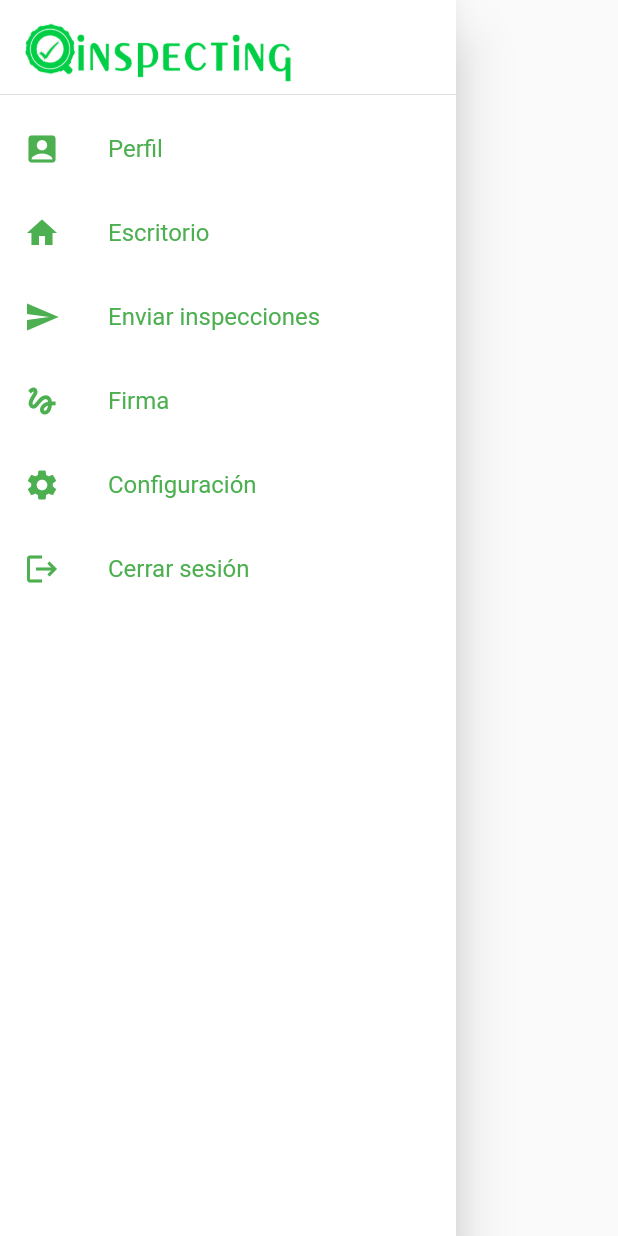
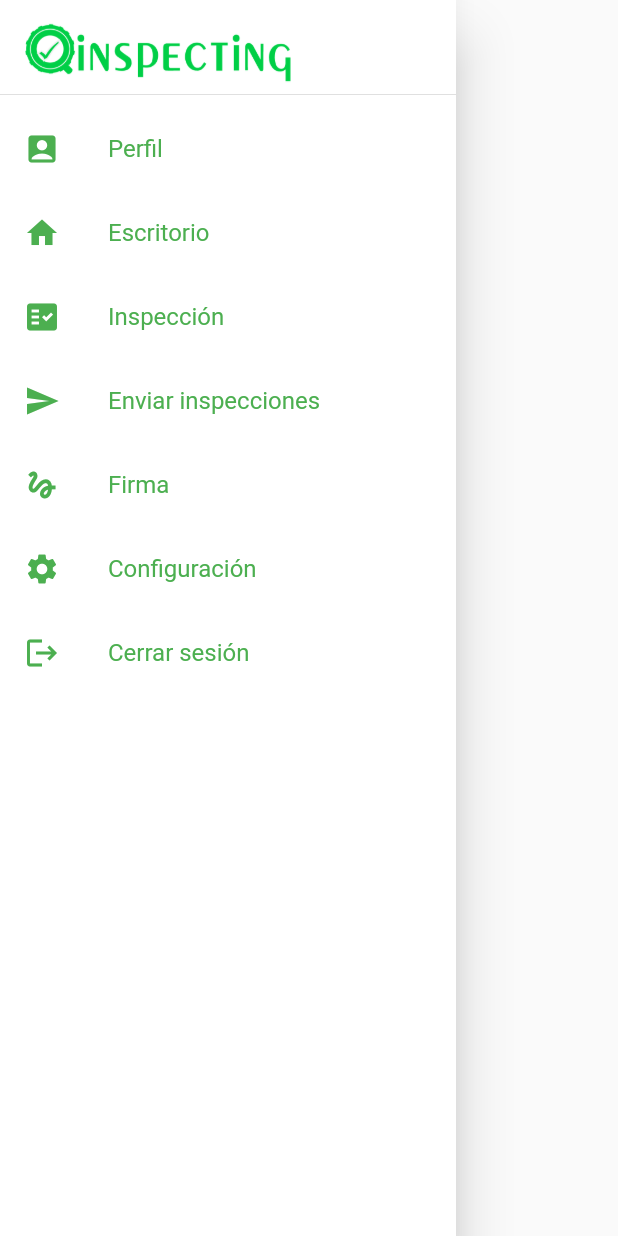
Before and after one commit to eadelson9602/app_qinspecting, a Flutter app: the CustomDrawer widget shown alone on an empty page, opened directly, on a phone screen of 412 x 824 dp. Run offline on Flutter 3.47's test engine with Material 2 defaults, Android fonts, the phone set to English and light mode, and no system bars; drawn by our look-alikes of overlay_support; our stand-ins replace animated_text_kit, card_swiper, connectivity_plus, date_time_picker, dio, flutter_secure_storage and 5 more; missing offline and left inert: syncfusion_flutter_pdf, syncfusion_flutter_pdfviewer; accounts and stored records are empty.

Commit message:
Se habilita item inspección del menu y al hacer tab en inspeccion se envia al home y se cambia al tab inspecciones, se ha cambiado popPushNamed por pushReplacementNamed

```diff
--- a/lib/widgets/custom_drawer.dart
+++ b/lib/widgets/custom_drawer.dart
@@ -2,12 +2,14 @@ import 'package:flutter/material.dart';
 import 'package:provider/provider.dart';
 
 import 'package:app_qinspecting/services/services.dart';
+import '../providers/providers.dart';
 
 class CustomDrawer extends StatelessWidget {
   const CustomDrawer({Key? key}) : super(key: key);
 
   @override
   Widget build(BuildContext context) {
+    final uiProvider = Provider.of<UiProvider>(context);
     final loginService = Provider.of<LoginService>(context, listen: false);
     return Theme(
         data: Theme.of(context).copyWith(
@@ -47,28 +49,34 @@ class CustomDrawer extends StatelessWidget {
                   style: TextStyle(color: Colors.green),
                 ),
                 onTap: () => Navigator.pushReplacementNamed(context, 'home')),
-            // ListTile(
-            //     leading: const Icon(Icons.fact_check, color: Colors.green),
-            //     title: const Text(
-            //       'Inspección',
-            //       style: TextStyle(color: Colors.green),
-            //     ),
-            //     onTap: () => Navigator.popAndPushNamed(context, 'inspeccion')),
+            ListTile(
+                leading: const Icon(Icons.fact_check, color: Colors.green),
+                title: const Text(
+                  'Inspección',
+                  style: TextStyle(color: Colors.green),
+                ),
+                onTap: () {
+                  uiProvider.selectedMenuOpt = 1;
+                  Navigator.pushReplacementNamed(context, 'home');
+                }),
             ListTile(
               leading: Icon(Icons.send, color: Colors.green),
               title: Text('Enviar inspecciones',
                   style: TextStyle(color: Colors.green)),
-              onTap: () => Navigator.popAndPushNamed(context, 'send_pending'),
+              onTap: () =>
+                  Navigator.pushReplacementNamed(context, 'send_pending'),
             ),
             ListTile(
                 leading: Icon(Icons.gesture, color: Colors.green),
                 title: Text('Firma', style: TextStyle(color: Colors.green)),
-                onTap: () => Navigator.popAndPushNamed(context, 'signature')),
+                onTap: () =>
+                    Navigator.pushReplacementNamed(context, 'signature')),
             ListTile(
                 leading: Icon(Icons.settings, color: Colors.green),
                 title: Text('Configuración',
                     style: TextStyle(color: Colors.green)),
-                onTap: () => Navigator.popAndPushNamed(context, 'settings')),
+                onTap: () =>
+                    Navigator.pushReplacementNamed(context, 'settings')),
             ListTile(
                 leading: Icon(Icons.logout, color: Colors.green),
                 title: Text('Cerrar sesión',
```
